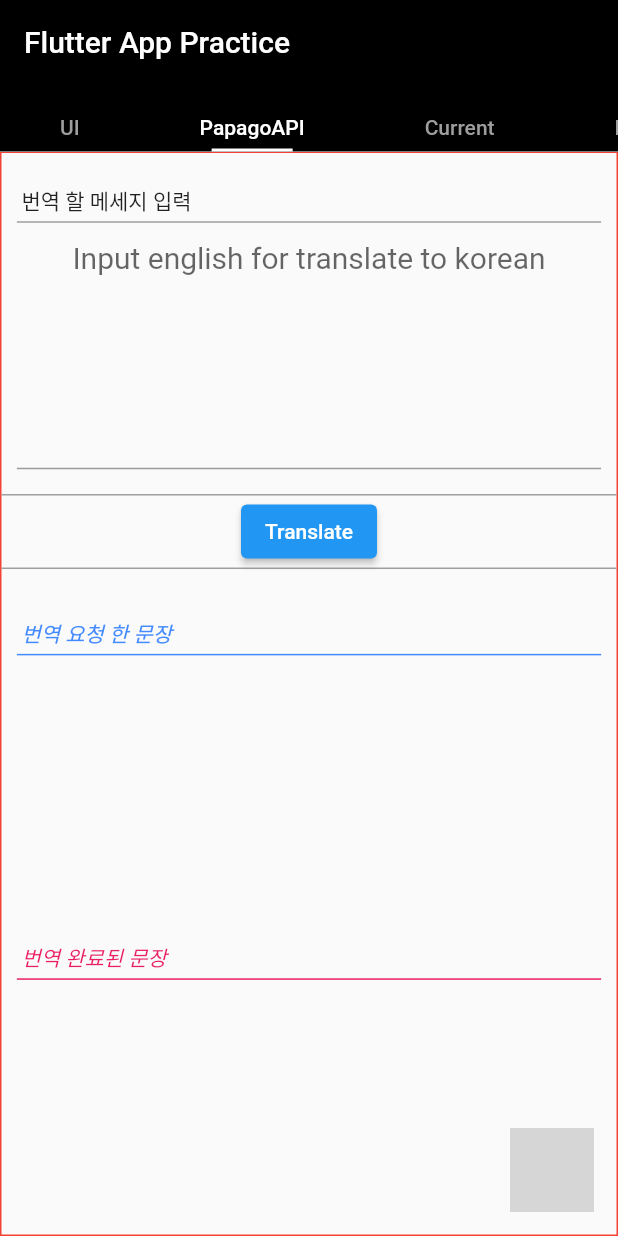
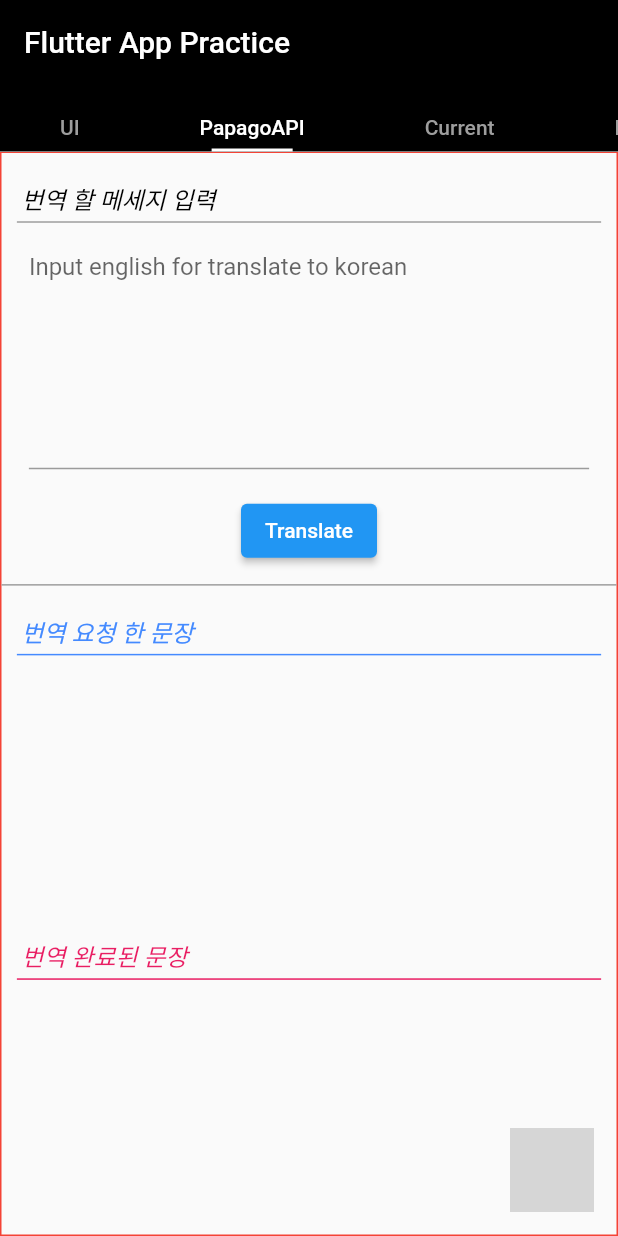
Before and after one commit to eiclipse/gitflutter, a Flutter app: the screen it shows after launch, tab 2 chosen, after a tap on "Translate", on a phone screen of 412 x 824 dp. Run offline on Flutter 3.47's test engine with Material 2 defaults, Android fonts, the phone set to English and light mode, and no system bars; our stand-ins replace carousel_slider; missing offline and left inert: fab_circular_menu; grey boxes are pictures that could not be loaded.

Commit message:
ui change a bit & try-on added to papago api

```diff
--- a/lib/apis/web/PapagoAPI.dart
+++ b/lib/apis/web/PapagoAPI.dart
@@ -21,9 +21,14 @@ class PapagoAPI{
         body: "source=en&target=ko&text="+text,
         encoding: Encoding.getByName("utf8")
     );
+
     Map<String,dynamic> result = jsonDecode(resp.body);
-    String tmsg = "${result['message']['result']['translatedText']}";
-    return tmsg;
+    try {
+      String tmsg = "${result['message']['result']['translatedText']}";
+      return tmsg;
+    }on NoSuchMethodError{
+      return "일일 사용량이 초과되어 번역 서비스를 사용할 수 없습니다.";
+    }
   }
 
 }
--- a/lib/ui/main/TabViewFactory.dart
+++ b/lib/ui/main/TabViewFactory.dart
@@ -68,7 +68,6 @@ class TabViewFactory with ChangeNotifier{
       children: [
         Expanded(         // From box
           flex:30,
-          child: Center(
           child: FractionallySizedBox(
             heightFactor: 0.95,
             widthFactor: 0.95,
@@ -87,7 +86,11 @@ class TabViewFactory with ChangeNotifier{
                           Positioned(
                               left:3,
                               bottom:3,
-                                  child: Text("번역 할 메세지 입력",)
+                              child: Text("번역 할 메세지 입력",style: TextStyle(
+                                fontStyle: FontStyle.italic,
+                                color:Colors.black,
+                                fontSize: 16
+                              ),)
                           )
                         ],
                       ),
@@ -95,31 +98,27 @@ class TabViewFactory with ChangeNotifier{
                 ),
                 Expanded(
                     flex:8,
-                        child: Center(
+                    child: Padding(
+                      padding: const EdgeInsets.fromLTRB(8.0, 8.0, 8.0, 0),
                       child: TextField(
                         decoration: InputDecoration(
                             hintText: "Input english for translate to korean"
                         ),
                         controller: _fromMessageController,
-                            style: TextStyle(fontSize: 20),
+                        style: TextStyle(fontSize: 16),
                         maxLines: 20,
-                            textAlign: TextAlign.center,
-                            textAlignVertical: TextAlignVertical.center,
                       ),
                     )
                 )
               ],
             ),
-              )
           ),
         ),
         Expanded(
           flex:10,
-          child: Center(
           child: Container(
             decoration: const BoxDecoration(
                 border: Border(
-                        top: BorderSide(width: 1, color: Colors.grey),
                     bottom: BorderSide(width: 1, color: Colors.grey)
                 )
             ),
@@ -127,11 +126,12 @@ class TabViewFactory with ChangeNotifier{
               mainAxisAlignment: MainAxisAlignment.spaceEvenly,
               children: [
                 ElevatedButton(onPressed: (){
-
-                      if(_fromMessageController.text==""){
-
+                  if(_fromMessageController.text.trim()==""){
+                    _fromMessageController.text="";
                     return;
                   }
+
+                  print(_fromMessageController.text);
 
                   FocusScopeNode currentFocus = FocusScope.of(context);
                   if (!currentFocus.hasPrimaryFocus) {
@@ -144,12 +144,10 @@ class TabViewFactory with ChangeNotifier{
                 }, child: Text("Translate")),
               ],
             ),
-              )
           ),
         ),
         Expanded(
           flex:30,
-          child: Center(
           child: FractionallySizedBox(
               heightFactor: 0.95,
               widthFactor: 0.95,
@@ -173,7 +171,7 @@ class TabViewFactory with ChangeNotifier{
                                 bottom:3,
                                 child: Text("번역 요청 한 문장",
                                   style:TextStyle(
-                                          fontSize: 14,
+                                      fontSize: 16,
                                       fontStyle: FontStyle.italic,
                                       color: Colors.blueAccent
                                   ),
@@ -188,17 +186,21 @@ class TabViewFactory with ChangeNotifier{
                         flex:8,
                         child: SingleChildScrollView(
                           scrollDirection: Axis.vertical,
+                          child: SizedBox(
+                              width: double.infinity,
+                              child: Padding(
+                                padding: const EdgeInsets.all(8.0),
                                 child: Text(data.papagoBeforeText,overflow: TextOverflow.visible),
+                              )
+                          ),
                         )
                     )
                   ]
-                  )
               )
           ),
         ),
         Expanded(         // to Box
           flex: 30,
-          child: Center(
           child: FractionallySizedBox(
               heightFactor: 0.95,
               widthFactor: 0.95,
@@ -222,7 +224,7 @@ class TabViewFactory with ChangeNotifier{
                                   bottom:3,
                                   child: Text("번역 완료된 문장",
                                     style:TextStyle(
-                                            fontSize: 14,
+                                        fontSize: 16,
                                         fontStyle: FontStyle.italic,
                                         color: Colors.pink
                                     ),
@@ -236,11 +238,16 @@ class TabViewFactory with ChangeNotifier{
                         flex:8,
                         child: SingleChildScrollView(
                           scrollDirection: Axis.vertical,
-                              child:Text(data.papagoResult,overflow: TextOverflow.visible),
+                          child: SizedBox(
+                              width: double.infinity,
+                              child: Padding(
+                                padding: const EdgeInsets.all(8.0),
+                                child: Text(data.papagoResult,overflow: TextOverflow.visible,textAlign: TextAlign.start,),
+                              )
+                          ),
                         )
                     )
                   ]
-                  )
               )
           ),
         ),
```
Lines whose indentation alone changed are shown as unchanged.
